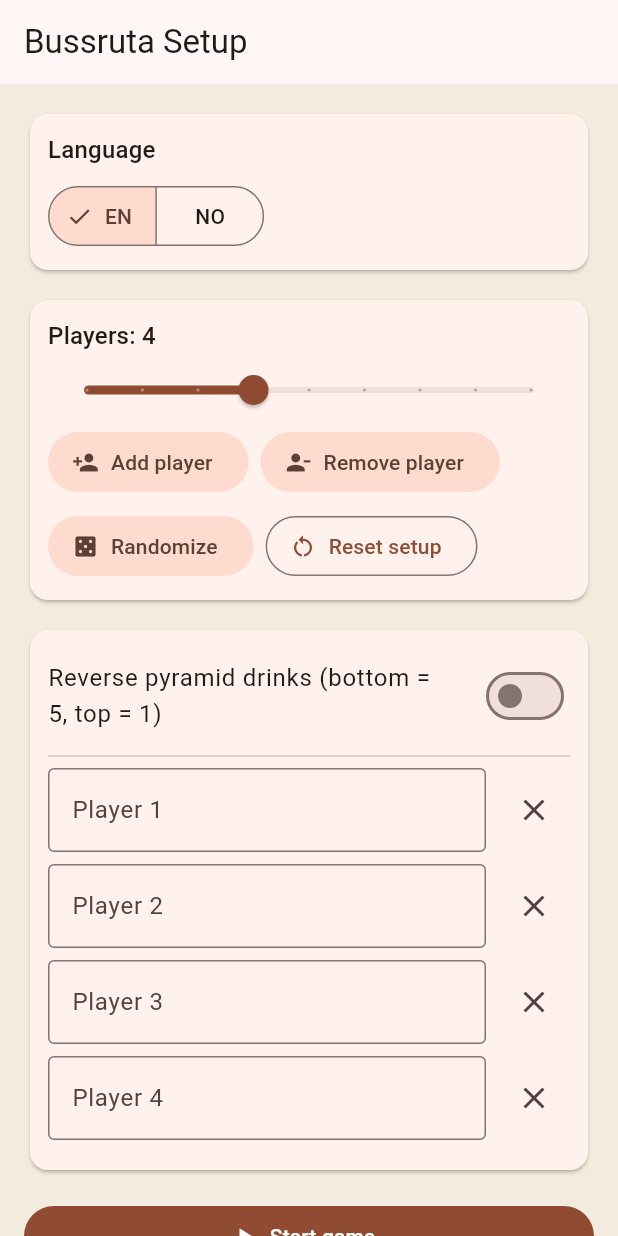
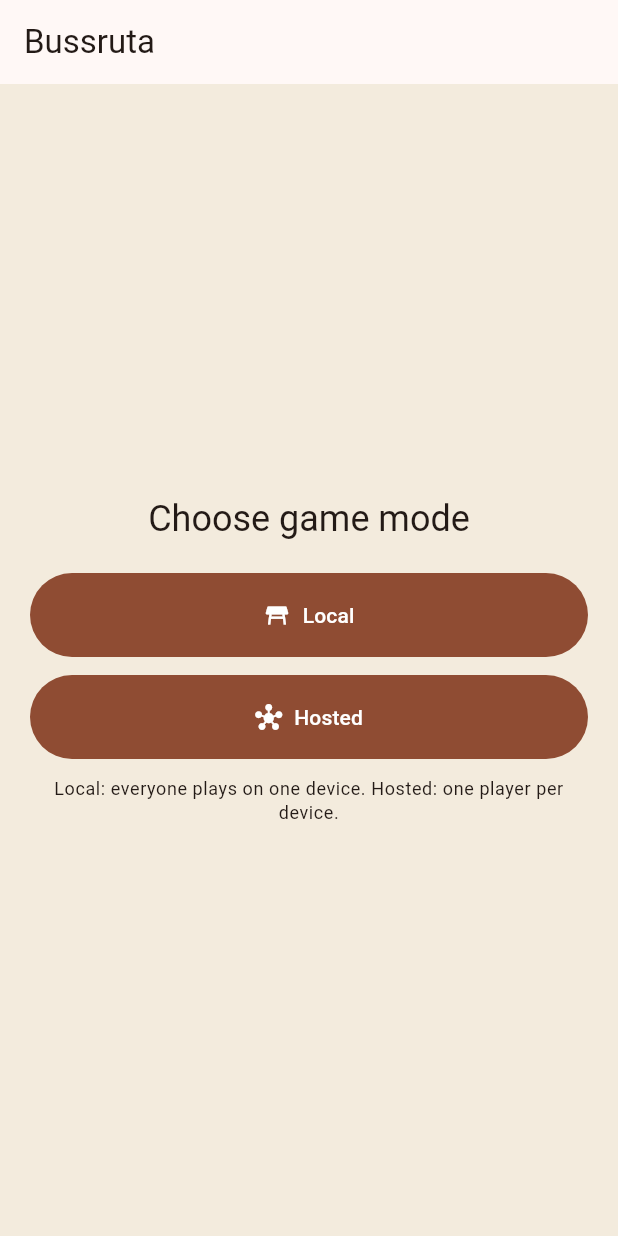
Before and after one commit to bjorkepoc/bussruta, a Flutter app: the screen it shows after launch, on a phone screen of 412 x 824 dp. Run offline on Flutter 3.47's test engine with Material 3 defaults, Android fonts, the phone set to English and light mode, and no system bars; our stand-ins replace shared_preferences.

Commit message:
feat(app-mode): add local/hosted mode choice
Reason: introduce an explicit start-mode entry point without changing the existing local game path.

```diff
--- a/lib/presentation/bussruta_app.dart
+++ b/lib/presentation/bussruta_app.dart
@@ -16,6 +16,7 @@ class BussrutaApp extends StatefulWidget {
 
 class _BussrutaAppState extends State<BussrutaApp> {
   String _lastBanner = '';
+  _AppMode? _selectedMode;
 
   @override
   Widget build(BuildContext context) {
@@ -23,7 +24,17 @@ class _BussrutaAppState extends State<BussrutaApp> {
       animation: widget.controller,
       builder: (BuildContext context, _) {
         final GameState state = widget.controller.state;
-        _maybeShowTransient(state);
+        if (_selectedMode == _AppMode.hosted &&
+            state.phase != GamePhase.setup) {
+          _selectedMode = _AppMode.local;
+        }
+        if (_selectedMode == null && state.phase != GamePhase.setup) {
+          _selectedMode = _AppMode.local;
+        }
+
+        if (_selectedMode != _AppMode.hosted) {
+          _maybeShowTransient(state);
+        }
 
         return MaterialApp(
           title: 'Bussruta',
@@ -36,12 +47,53 @@ class _BussrutaAppState extends State<BussrutaApp> {
             ),
             scaffoldBackgroundColor: const Color(0xFFF3EBDD),
           ),
-          home: state.phase == GamePhase.setup
-              ? _SetupScreen(controller: widget.controller)
-              : _GameScreen(controller: widget.controller),
+          home: _buildHome(state),
         );
       },
     );
+  }
+
+  Widget _buildHome(GameState state) {
+    final _AppMode? selectedMode = _selectedMode;
+    if (selectedMode == null && state.phase == GamePhase.setup) {
+      return _StartModeScreen(
+        language: state.language,
+        onSelectLocal: () {
+          setState(() {
+            _selectedMode = _AppMode.local;
+          });
+        },
+        onSelectHosted: () {
+          setState(() {
+            _selectedMode = _AppMode.hosted;
+          });
+        },
+      );
+    }
+
+    if (selectedMode == _AppMode.hosted && state.phase == GamePhase.setup) {
+      return _HostedEntryScreen(
+        language: state.language,
+        onBack: () {
+          setState(() {
+            _selectedMode = null;
+          });
+        },
+      );
+    }
+
+    if (state.phase == GamePhase.setup) {
+      return _SetupScreen(
+        controller: widget.controller,
+        onBackToModeChooser: () {
+          setState(() {
+            _selectedMode = null;
+          });
+        },
+      );
+    }
+
+    return _GameScreen(controller: widget.controller);
   }
 
   void _maybeShowTransient(GameState state) {
@@ -74,9 +126,10 @@ class _BussrutaAppState extends State<BussrutaApp> {
 }
 
 class _SetupScreen extends StatelessWidget {
-  const _SetupScreen({required this.controller});
+  const _SetupScreen({required this.controller, this.onBackToModeChooser});
 
   final GameController controller;
+  final VoidCallback? onBackToModeChooser;
 
   @override
   Widget build(BuildContext context) {
@@ -87,6 +140,12 @@ class _SetupScreen extends StatelessWidget {
 
     return Scaffold(
       appBar: AppBar(
+        leading: onBackToModeChooser == null
+            ? null
+            : IconButton(
+                onPressed: onBackToModeChooser,
+                icon: const Icon(Icons.arrow_back),
+              ),
         title: Text(tr(lang, 'Bussruta Setup', 'Bussruta Oppsett')),
       ),
       body: SafeArea(
@@ -555,3 +614,106 @@ class _BannerCard extends StatelessWidget {
 }
 
 enum _GameMenuAction { autoPlay, log, newGame }
+
+enum _AppMode { local, hosted }
+
+class _StartModeScreen extends StatelessWidget {
+  const _StartModeScreen({
+    required this.language,
+    required this.onSelectLocal,
+    required this.onSelectHosted,
+  });
+
+  final AppLanguage language;
+  final VoidCallback onSelectLocal;
+  final VoidCallback onSelectHosted;
+
+  @override
+  Widget build(BuildContext context) {
+    return Scaffold(
+      appBar: AppBar(title: const Text('Bussruta')),
+      body: SafeArea(
+        child: Center(
+          child: ConstrainedBox(
+            constraints: const BoxConstraints(maxWidth: 420),
+            child: Padding(
+              padding: const EdgeInsets.all(20),
+              child: Column(
+                mainAxisSize: MainAxisSize.min,
+                crossAxisAlignment: CrossAxisAlignment.stretch,
+                children: <Widget>[
+                  Text(
+                    tr(language, 'Choose game mode', 'Velg spillmodus'),
+                    textAlign: TextAlign.center,
+                    style: Theme.of(context).textTheme.headlineSmall,
+                  ),
+                  const SizedBox(height: 20),
+                  FilledButton.icon(
+                    onPressed: onSelectLocal,
+                    icon: const Icon(Icons.table_restaurant),
+                    style: FilledButton.styleFrom(
+                      padding: const EdgeInsets.symmetric(vertical: 18),
+                    ),
+                    label: Text(tr(language, 'Local', 'Lokal')),
+                  ),
+                  const SizedBox(height: 12),
+                  FilledButton.icon(
+                    onPressed: onSelectHosted,
+                    icon: const Icon(Icons.hub),
+                    style: FilledButton.styleFrom(
+                      padding: const EdgeInsets.symmetric(vertical: 18),
+                    ),
+                    label: Text(tr(language, 'Hosted', 'Hostet')),
+                  ),
+                  const SizedBox(height: 12),
+                  Text(
+                    tr(
+                      language,
+                      'Local: everyone plays on one device. Hosted: one player per device.',
+                      'Lokal: alle spiller pa en enhet. Hostet: en spiller per enhet.',
+                    ),
+                    textAlign: TextAlign.center,
+                    style: Theme.of(context).textTheme.bodySmall,
+                  ),
+                ],
+              ),
+            ),
+          ),
+        ),
+      ),
+    );
+  }
+}
+
+class _HostedEntryScreen extends StatelessWidget {
+  const _HostedEntryScreen({required this.language, required this.onBack});
+
+  final AppLanguage language;
+  final VoidCallback onBack;
+
+  @override
+  Widget build(BuildContext context) {
+    return Scaffold(
+      appBar: AppBar(
+        leading: IconButton(
+          onPressed: onBack,
+          icon: const Icon(Icons.arrow_back),
+        ),
+        title: Text(tr(language, 'Hosted setup', 'Hostet oppsett')),
+      ),
+      body: Center(
+        child: Padding(
+          padding: const EdgeInsets.all(24),
+          child: Text(
+            tr(
+              language,
+              'Hosted mode foundation is being added in this implementation.',
+              'Hostet modus bygges ut i denne implementasjonen.',
+            ),
+            textAlign: TextAlign.center,
+          ),
+        ),
+      ),
+    );
+  }
+}
```
